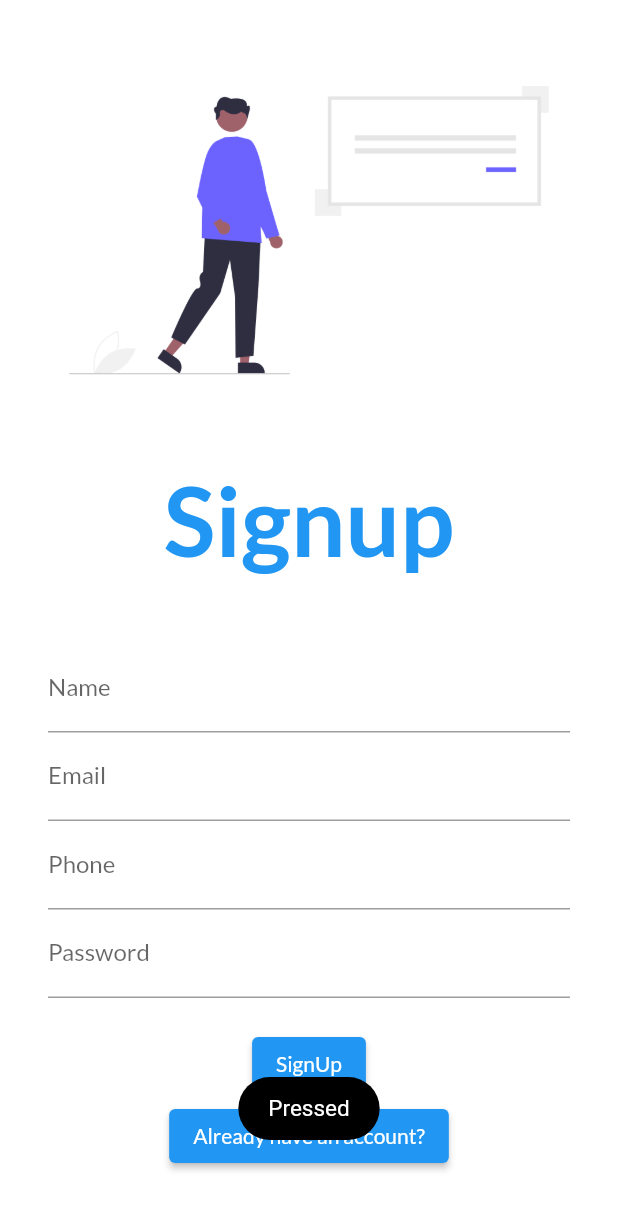
After one commit to zainnnnn/Flutter_first_Application, a Flutter app: the SignUp screen opened by its route, after a tap on "SignUp", on a phone screen of 412 x 824 dp. The commit adds this screen. Shown: the top 1210 px of the screen. Run offline on Flutter 3.47's test engine with Material 2 defaults, Android fonts, the phone set to English and light mode, and no system bars; our stand-ins replace fluttertoast, google_fonts.

Commit message:
dy4 done

```diff
--- /dev/null
+++ b/lib/signUp.dart
@@ -0,0 +1,92 @@
+import 'dart:io';
+
+import 'package:flutter/material.dart';
+import 'package:fluttertoast/fluttertoast.dart';
+import 'package:flutter_application_1/login_page.dart';
+
+class SignUp extends StatelessWidget {
+  const SignUp({Key? key}) : super(key: key);
+
+  @override
+  Widget build(BuildContext context) {
+    return Material(
+      color: Colors.white,
+      child: Center(
+        child: SingleChildScrollView(
+          child: Column(
+            children: [
+              Image.asset(
+                "images/signup.png",
+                fit: BoxFit.cover,
+              ),
+              const SizedBox(
+                height: 20.0,
+              ),
+              const Padding(
+                padding: EdgeInsets.all(8.0),
+                child: Text(
+                  "Signup",
+                  style: TextStyle(
+                      fontSize: 64,
+                      fontWeight: FontWeight.bold,
+                      color: Colors.blue),
+                ),
+              ),
+              const SizedBox(
+                height: 20.0,
+              ),
+              Padding(
+                padding: const EdgeInsets.symmetric(
+                    vertical: 16.0, horizontal: 32.0),
+                child: Column(
+                  children: [
+                    TextFormField(
+                      decoration: const InputDecoration(
+                          labelText: "Name", hintText: "Enter your name :"),
+                    ),
+                    TextFormField(
+                      decoration: const InputDecoration(
+                          labelText: "Email", hintText: "Enter your email :"),
+                    ),
+                    TextFormField(
+                      decoration: const InputDecoration(
+                          labelText: "Phone", hintText: "Enter your phone :"),
+                    ),
+                    TextFormField(
+                      obscureText: true,
+                      decoration: const InputDecoration(
+                          labelText: "Password", hintText: "Enter a password"),
+                    ),
+                    const SizedBox(
+                      height: 20.0,
+                    ),
+                    ElevatedButton(
+                      child: const Text("SignUp"),
+                      onPressed: () {
+                        Fluttertoast.showToast(
+                            msg: "Pressed",
+                            toastLength: Toast.LENGTH_SHORT,
+                            backgroundColor: Colors.black,
+                            textColor: Colors.white,
+                            fontSize: 15.0);
+                      },
+                    ),
+                    ElevatedButton(
+                      child: const Text("Already have an account?"),
+                      onPressed: () {
+                        Navigator.push(
+                            context,
+                            MaterialPageRoute(
+                                builder: (context) => const LoginPage()));
+                      },
+                    ),
+                  ],
+                ),
+              )
+            ],
+          ),
+        ),
+      ),
+    );
+  }
+}
```
Also changed, not shown: lib/login_page.dart (+66 -7 lines), lib/main.dart (+8 -2 lines), pubspec.yaml (+5 -5 lines), assets/images/login.png (deleted), images/login.png (added), images/signup.png (added), lib/routes.dart (added), pubspec.lock, 1 other file.
